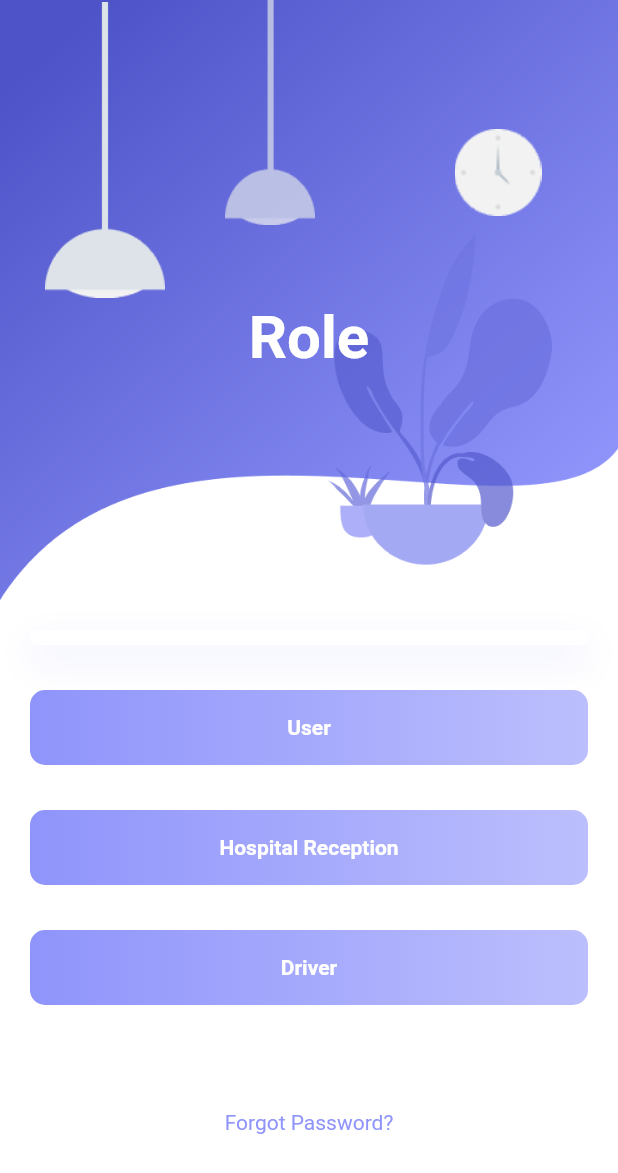
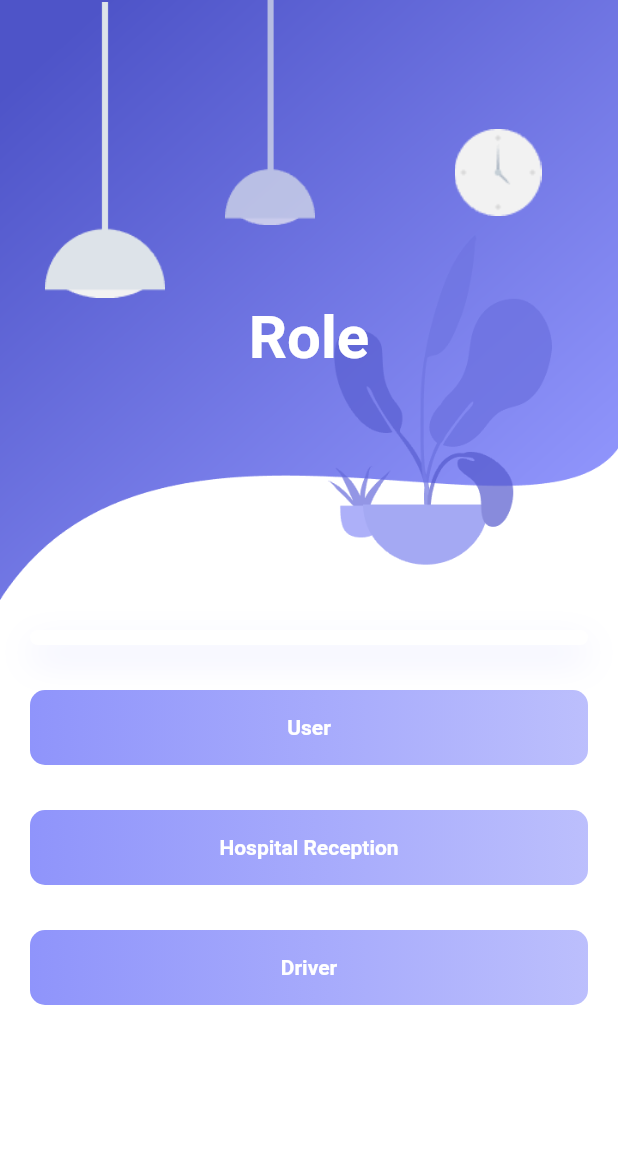
Before and after one commit to lakshmi-warrier/ambulance-tracker, a Flutter app: the ChoicePage screen opened directly, on a phone screen of 412 x 824 dp. Shown: the top 1173 px of the screen. Run offline on Flutter 3.47's test engine with Material 2 defaults, Android fonts, the phone set to English and light mode, and no system bars; our stand-ins replace flutter_svg, fluttertoast, font_awesome_flutter, google_maps_flutter, location, simple_animations; missing offline and left inert: geocoder, sliding_switch.

Commit message:
removed an unwanted option

```diff
--- a/lib/screens/choice_page.dart
+++ b/lib/screens/choice_page.dart
@@ -190,13 +190,7 @@ class ChoicePage extends StatelessWidget {
                       SizedBox(
                         height: 70,
                       ),
-                      FadeAnimation(
-                          1.5,
-                          Text(
-                            "Forgot Password?",
-                            style: TextStyle(
-                                color: Color.fromRGBO(143, 148, 251, 1)),
-                          )),
+
                     ],
                   ),
                 )
```
